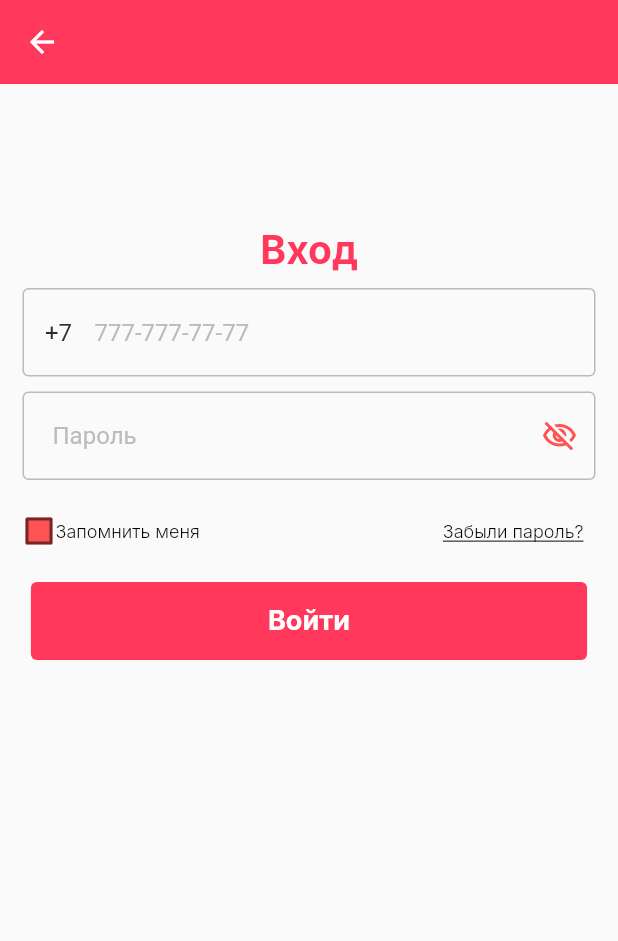
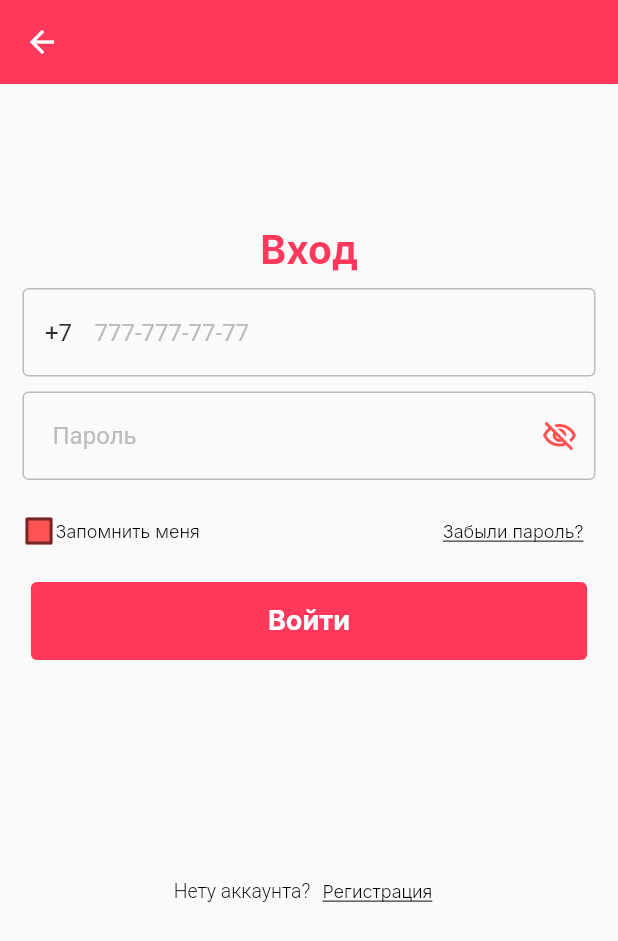
Before and after one commit to maratbekovaidar/sulu-mobile-application, a Flutter app: the screen it shows after launch, after a tap on "Войти", on a phone screen of 412 x 824 dp. Shown: the top 941 px of the screen. Run offline on Flutter 3.47's test engine with Material 2 defaults, Android fonts, the phone set to English and light mode, and no system bars; our stand-ins replace bloc, cached_network_image, carousel_slider, chopper, dio, flutter_bloc and 10 more; missing offline and left inert: flutter_secure_storage_web, restart_app; accounts and stored records are empty; generated files the repository leaves out were written again; network calls fail.

Commit message:
feat(login): add register button

```diff
--- a/lib/features/auth/views/screens/login_page.dart
+++ b/lib/features/auth/views/screens/login_page.dart
@@ -249,6 +249,35 @@ class _LoginPageState extends State<LoginPage> {
                   ],
                 ) : Container(),
 
+                const SizedBox(height: 100),
+
+                Row(
+                  mainAxisAlignment: MainAxisAlignment.center,
+                  children: [
+
+                    const Text("Нету аккаунта?", style: TextStyle(
+                      fontSize: 13,
+                      color: Colors.black,
+                      fontWeight: FontWeight.w300,
+                    )),
+
+                    /// Register
+                    TextButton(
+                        onPressed: () {
+                          Navigator.pushNamed(context, "/register");
+                        },
+                        child: Text(
+                          "Регистрация",
+                          style: GoogleFonts.inter(
+                              fontSize: 12,
+                              color: Colors.black,
+                              fontWeight: FontWeight.w300,
+                              decoration: TextDecoration.underline
+                          ),
+                        )
+                    ),
+                  ],
+                ),
 
               ],
             ),
```
